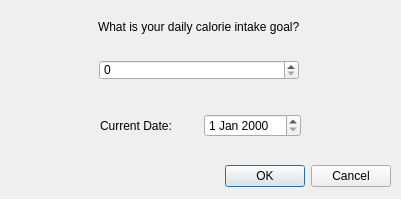
First picture: the form in caloriegoal.ui, repository kevinlucas23/getFit, before the edit.
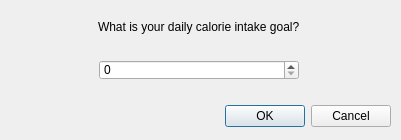
Second picture: the form after the edit.

Patch:
```diff
--- a/caloriegoal.ui
+++ b/caloriegoal.ui
@@ -7,7 +7,7 @@
     <x>0</x>
     <y>0</y>
     <width>401</width>
-    <height>199</height>
+    <height>140</height>
    </rect>
   </property>
   <property name="windowTitle">
@@ -17,7 +17,7 @@
    <property name="geometry">
     <rect>
      <x>220</x>
-     <y>160</y>
+     <y>100</y>
      <width>171</width>
      <height>32</height>
     </rect>
@@ -64,28 +64,6 @@
     </item>
    </layout>
   </widget>
-  <widget class="QWidget" name="horizontalLayoutWidget">
-   <property name="geometry">
-    <rect>
-     <x>100</x>
-     <y>110</y>
-     <width>201</width>
-     <height>31</height>
-    </rect>
-   </property>
-   <layout class="QHBoxLayout" name="horizontalLayout">
-    <item>
-     <widget class="QLabel" name="label_2">
-      <property name="text">
-       <string>Current Date: </string>
-      </property>
-     </widget>
-    </item>
-    <item>
-     <widget class="QDateEdit" name="dateEdit"/>
-    </item>
-   </layout>
-  </widget>
  </widget>
  <resources/>
  <connections>
```
